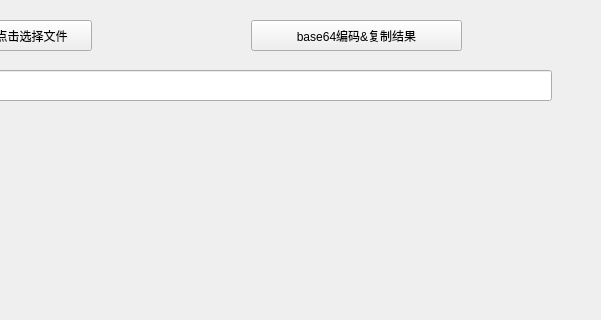
Before: the Qt Designer form widget.ui in SnowFairyStory/PictureBase64Encode, drawn with Qt 5; both pictures show x 199 to 800 and y 0 to 320 of the 800 by 600 pixel window.
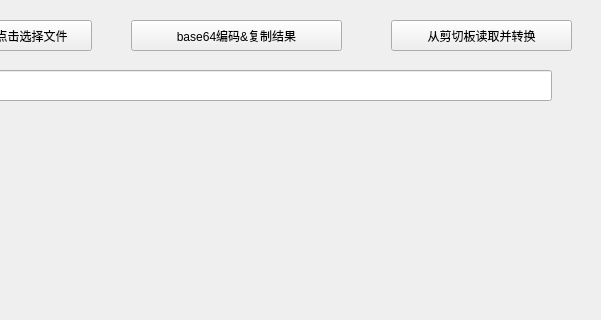
After: the same form once the commit is applied.

Commit message: V0.3版本，增加从剪切板读取图片

What changed in the file:
```diff
--- a/widget.ui
+++ b/widget.ui
@@ -47,7 +47,7 @@
   <widget class="QPushButton" name="base64Encode">
    <property name="geometry">
     <rect>
-     <x>450</x>
+     <x>330</x>
      <y>20</y>
      <width>211</width>
      <height>31</height>
@@ -103,6 +103,19 @@
     <string>&lt;span text-align=&quot;center&quot;&gt;选择图片或拖拽至此&lt;/span&gt;</string>
    </property>
   </widget>
+  <widget class="QPushButton" name="encodeFromClipboard">
+   <property name="geometry">
+    <rect>
+     <x>590</x>
+     <y>20</y>
+     <width>181</width>
+     <height>31</height>
+    </rect>
+   </property>
+   <property name="text">
+    <string>从剪切板读取并转换</string>
+   </property>
+  </widget>
  </widget>
  <resources/>
  <connections/>
```
The commit also changes 2 other files.
